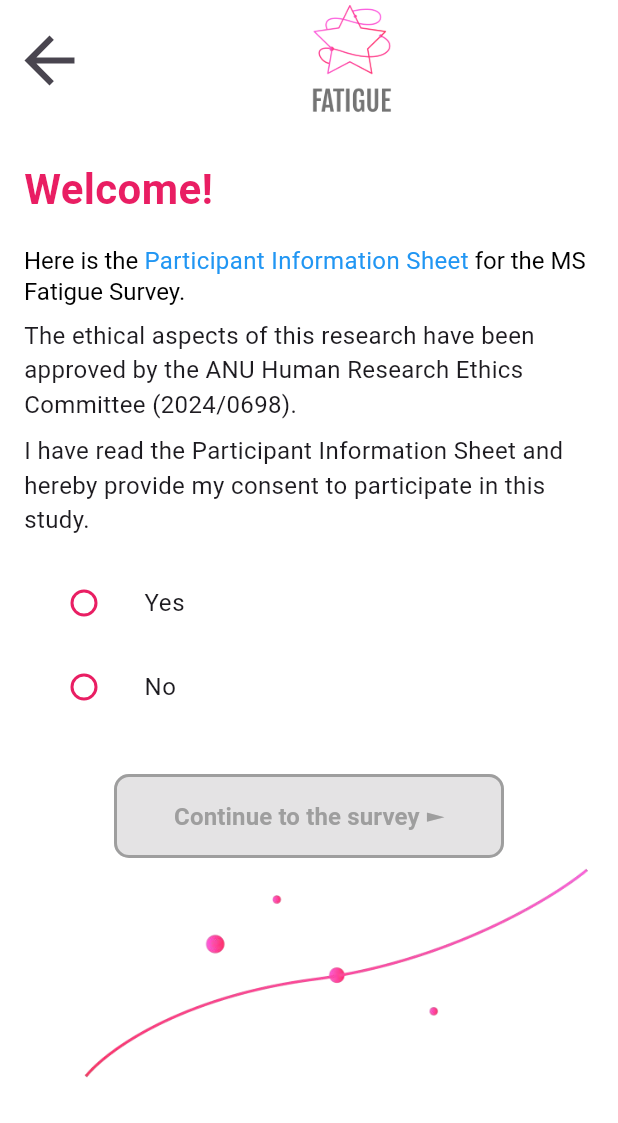
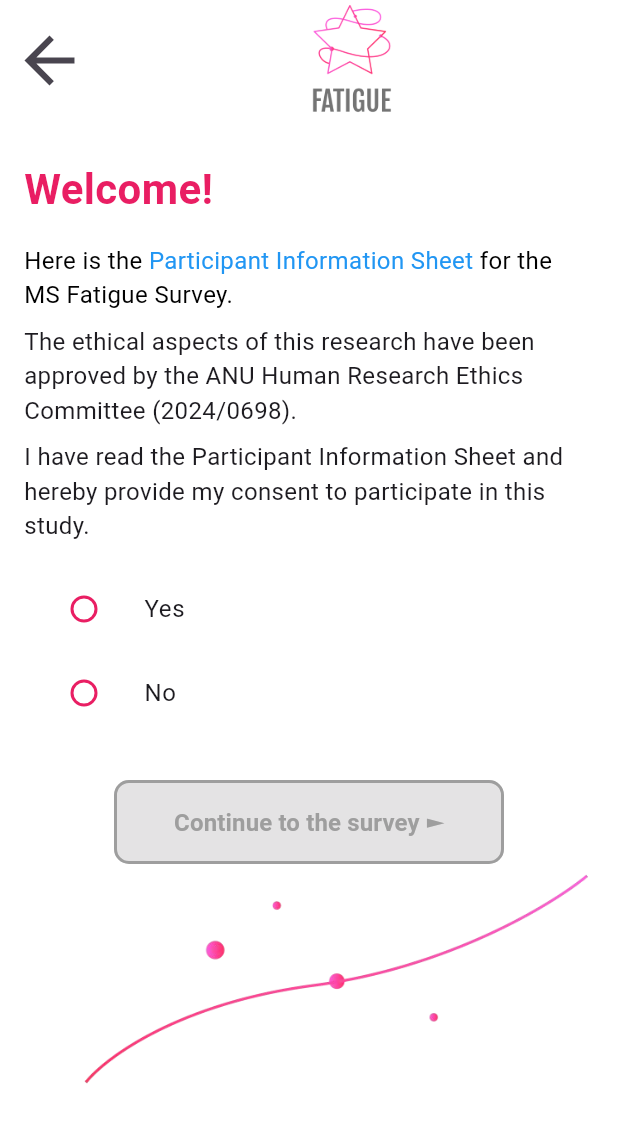
Before and after one commit to anusii/msfatigue, a Flutter app: the ConsentScreen screen opened directly, on a phone screen of 412 x 824 dp. Shown: the top 1123 px of the screen. Run offline on Flutter 3.47's test engine with Material 3 defaults, Android fonts, the phone set to English and light mode, and no system bars; drawn by our look-alikes of flutter_markdown; our stand-ins replace equatable, flutter_bloc, gap, shared_preferences, universal_io; missing offline and left inert: rdflib, solidpod, window_manager; accounts and stored records are empty.

Commit message:
update consent dart

```diff
--- a/lib/questionnaire/consent.dart
+++ b/lib/questionnaire/consent.dart
@@ -1,5 +1,6 @@
 import 'package:flutter/material.dart';
 
+import 'package:flutter_markdown/flutter_markdown.dart';
 import 'package:shared_preferences/shared_preferences.dart';
 
 import 'package:msfatigue/questionnaire/welcome_back.dart';
@@ -68,52 +69,45 @@ class _ConsentScreenState extends State<ConsentScreen> {
                     ),
                   ),
                   const SizedBox(height: 16),
-                  RichText(
-                    text: TextSpan(
-                      style: const TextStyle(fontSize: 16, color: Colors.black),
-                      children: [
-                        const TextSpan(text: "Here is the "),
-                        WidgetSpan(
-                          alignment: PlaceholderAlignment.middle,
-                          child: Padding(
-                            padding: const EdgeInsets.only(bottom: 0.0),
-                            child: GestureDetector(
-                              onTap: () {
-                                // Navigate to your dummy sheet screen.
-
+                  MarkdownBody(
+                    data:
+                        'Here is the [Participant Information Sheet](info) for the MS Fatigue Survey.',
+                    onTapLink: (text, href, title) {
+                      if (href == 'info') {
                         Navigator.push(
                           context,
                           MaterialPageRoute(
                             builder: (context) => const DummySheet(),
                           ),
                         );
+                      }
                     },
-                              child: const Text(
-                                "Participant Information Sheet",
-                                style: TextStyle(
+                    selectable: true,
+                    styleSheet: MarkdownStyleSheet(
+                      p: const TextStyle(fontSize: 16, color: Colors.black),
+                      a: const TextStyle(
                         fontSize: 16,
                         color: Colors.blue,
-                                  // decoration: TextDecoration.underline,
                       ),
                     ),
                   ),
-                          ),
-                        ),
-                        const TextSpan(
-                          text: " for the MS Fatigue Survey.",
-                        ),
-                      ],
+                  const SizedBox(height: 8),
+                  MarkdownBody(
+                    selectable: true,
+                    data:
+                        "The ethical aspects of this research have been approved by the ANU Human Research Ethics Committee (2024/0698).",
+                    styleSheet: MarkdownStyleSheet(
+                      p: const TextStyle(fontSize: 16),
                     ),
                   ),
                   const SizedBox(height: 8),
-                  const Text(
-                    'The ethical aspects of this research have been approved by the ANU Human Research Ethics Committee (2024/0698).',
-                    style: TextStyle(fontSize: 16),
+                  MarkdownBody(
+                    selectable: true,
+                    data:
+                        'I have read the Participant Information Sheet and hereby provide my consent to participate in this study.',
+                    styleSheet: MarkdownStyleSheet(
+                      p: const TextStyle(fontSize: 16),
                     ),
-                  const SizedBox(height: 8),
-                  const Text(
-                    'I have read the Participant Information Sheet and hereby provide my consent to participate in this study.',
-                    style: TextStyle(fontSize: 16),
                   ),
                   const SizedBox(height: 16),
                   ListTile(
```
Lines whose indentation alone changed are shown as unchanged.
